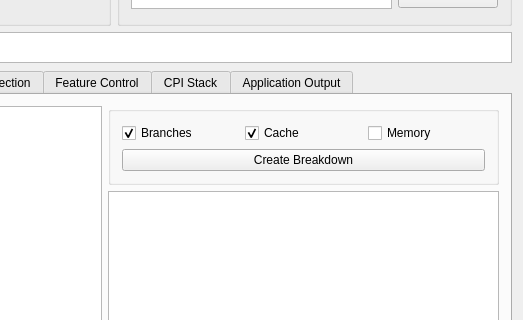
Areon1031/CPE_631_Advanced_Computer_Architecture, file Project/QuickPerformance/mainwindow.ui: the form before one commit; both pictures show x 573 to 1096 and y 162 to 482 of the 1096 by 739 pixel window.
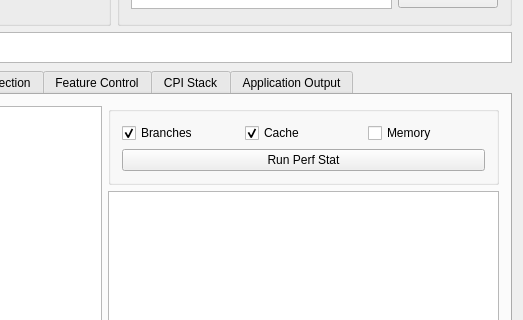
The form after the commit. The open tabs and pages were chosen to show the change. Icons and pictures are not drawn. Custom widgets are drawn as their Qt base class.

Commit message: - Changed some strings on a few buttons - Added a slot for the output directory text changed

```diff
--- a/Project/QuickPerformance/mainwindow.ui
+++ b/Project/QuickPerformance/mainwindow.ui
@@ -490,7 +490,7 @@
               </size>
              </property>
              <property name="text">
-              <string>Create Breakdown</string>
+              <string>Run Perf Stat</string>
              </property>
             </widget>
            </item>
```
Left out of the diff: 6 changed lines with no effect on the pictures. The commit also changes 6 other files.
